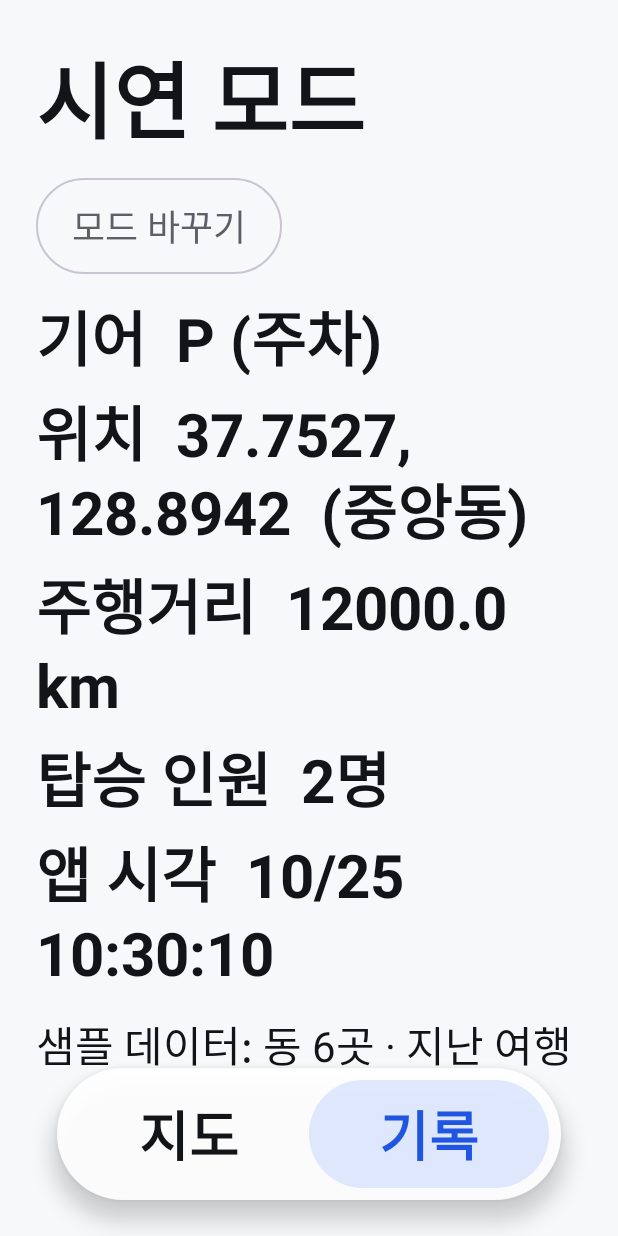
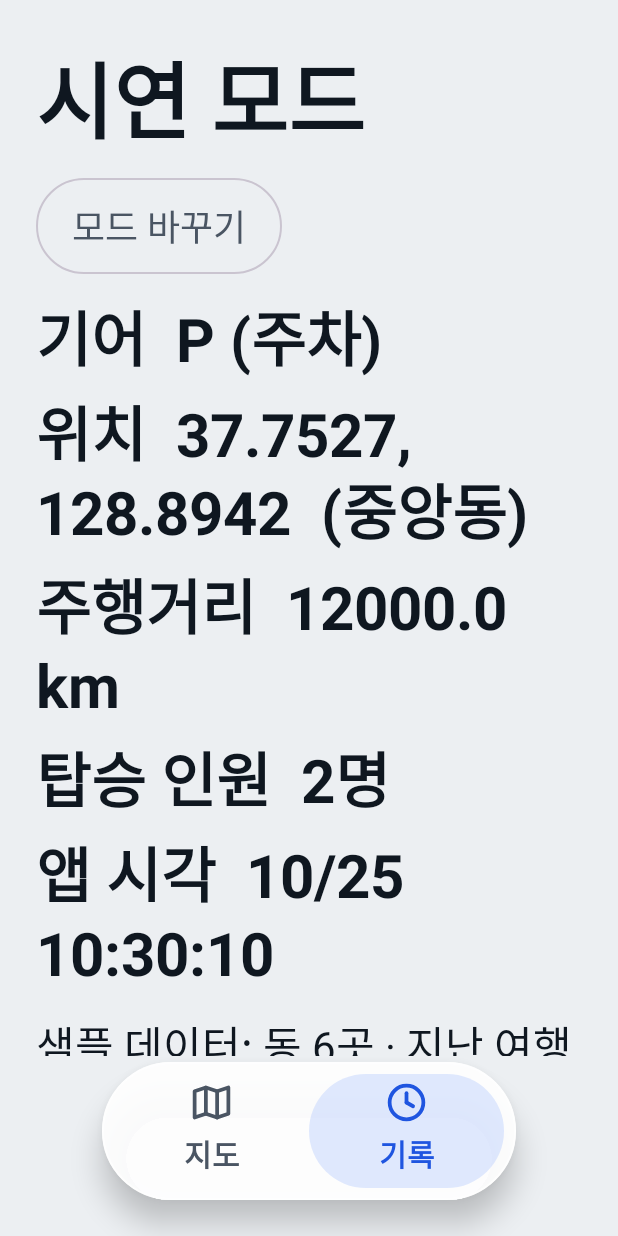
Before and after one commit to jeongsoju/Interactive, an Android app built with Jetpack Compose: the screen it shows after launch (MainActivity), after a tap on "기록", on a phone screen of 412 x 824 dp. Run offline under Robolectric (Android 15) with nearby library versions, the phone set to English and light mode, and no system bars; our stand-ins replace Room's generated code; libraries missing offline, so code that uses them is left out: org.maplibre.android; pictures from the network do not load; 6 statements that could not run were skipped; 1 other tap on this screen came first.

Commit message:
디자인 입히기: 색 토큰(라이트·다크), 글래스 카드, 탭 막대·칩·범례, 지도 라이트·다크 스타일
Co-Authored-By: Claude Sonnet 5.5 <noreply@anthropic.com>

```diff
--- a/automotive/src/main/java/com/example/interactive/AppRoot.kt
+++ b/automotive/src/main/java/com/example/interactive/AppRoot.kt
@@ -1,16 +1,20 @@
 package com.example.interactive
 
+import androidx.compose.foundation.Canvas
 import androidx.compose.foundation.background
 import androidx.compose.foundation.clickable
+import androidx.compose.foundation.layout.Arrangement
 import androidx.compose.foundation.layout.Box
+import androidx.compose.foundation.layout.BoxWithConstraints
+import androidx.compose.foundation.layout.Column
 import androidx.compose.foundation.layout.Row
 import androidx.compose.foundation.layout.fillMaxSize
 import androidx.compose.foundation.layout.height
 import androidx.compose.foundation.layout.padding
+import androidx.compose.foundation.layout.size
 import androidx.compose.foundation.layout.width
 import androidx.compose.foundation.shape.CircleShape
-import androidx.compose.material3.MaterialTheme
-import androidx.compose.material3.Surface
+import androidx.compose.foundation.shape.RoundedCornerShape
 import androidx.compose.material3.Text
 import androidx.compose.runtime.Composable
 import androidx.compose.runtime.getValue
@@ -20,50 +24,155 @@ import androidx.compose.runtime.setValue
 import androidx.compose.ui.Alignment
 import androidx.compose.ui.Modifier
 import androidx.compose.ui.draw.clip
+import androidx.compose.ui.geometry.CornerRadius
+import androidx.compose.ui.geometry.Size
 import androidx.compose.ui.graphics.Color
+import androidx.compose.ui.graphics.PathEffect
+import androidx.compose.ui.graphics.drawscope.Stroke
+import androidx.compose.ui.text.font.FontWeight
 import androidx.compose.ui.unit.dp
+import androidx.compose.ui.unit.sp
 import com.example.interactive.map.MapScreen
+import com.example.interactive.shared.record.TerritoryScorer
+import com.example.interactive.shared.vehicle.Gear
+import com.example.interactive.ui.Glass
+import com.example.interactive.ui.PillShape
+import com.example.interactive.ui.TabIcon
+import com.example.interactive.ui.TabIconView
+import com.example.interactive.ui.theme.AppColors
+import com.example.interactive.ui.theme.LocalAppColors
 
-private enum class Tab(val label: String) { MAP("지도"), RECORDS("기록") }
+private enum class Tab(val label: String, val icon: TabIcon) {
+    MAP("지도", TabIcon.MAP),
+    RECORDS("기록", TabIcon.RECORDS),
+}
+
+private val WideScreenWidth = 900.dp
 
 /**
- * 화면 뼈대: 지도가 전체를 채우고, 탭 막대는 아래 가운데에 떠 있다 (docs/design/README.md 구조).
+ * 화면 뼈대 (docs/design/README.md 구조): 지도가 전체를 채우고, 카드·칩·범례·탭 막대가 위에 떠 있다.
  * 탭 4개(지도·기록·영토·설정)는 11~14단계에서 채운다. 지금은 지도와 임시 확인 화면만 있다.
  */
 @Composable
 fun AppRoot(vm: RecordingEngine) {
     var tab by rememberSaveable { mutableStateOf(Tab.MAP) }
-    Box(modifier = Modifier.fillMaxSize()) {
+    BoxWithConstraints(modifier = Modifier.fillMaxSize()) {
+        val wide = maxWidth >= WideScreenWidth
         when (tab) {
             Tab.MAP -> {
                 MapScreen(vm)
+                MapChips(vm, wide)
                 PCardOverlay(vm)
+                if (wide) Legend(Modifier.align(Alignment.BottomEnd).padding(40.dp))
             }
-            Tab.RECORDS -> Box(modifier = Modifier.fillMaxSize().padding(bottom = 112.dp)) { DebugScreen(vm) }
+            Tab.RECORDS -> Box(modifier = Modifier.fillMaxSize().padding(bottom = 120.dp)) { DebugScreen(vm) }
         }
-        TabBar(tab, onSelect = { tab = it }, modifier = Modifier.align(Alignment.BottomCenter).padding(bottom = 24.dp))
+        TabBar(tab, wide, onSelect = { tab = it }, modifier = Modifier.align(Alignment.BottomCenter).padding(bottom = 24.dp))
+    }
+}
+
+// 위 왼쪽: 기어 칩("P 주차 중 · 강릉 ○○동"), 위 오른쪽: "내 영토 N곳" 칩
+@Composable
+private fun MapChips(vm: RecordingEngine, wide: Boolean) {
+    val colors = LocalAppColors.current
+    val state = vm.state ?: return
+    val gearText = when (state.gear) {
+        Gear.P -> "주차 중"
+        Gear.D -> "주행 중"
+        Gear.R -> "후진 중"
+        Gear.N -> "중립"
+    }
+    val dongName = state.location?.let { vm.dongLocator.find(it)?.name }
+    val place = if (state.gear == Gear.P && dongName != null) " · 강릉 $dongName" else ""
+    val mine = vm.territories.count { it.ownerId == TerritoryScorer.MY_ID }
+    val margin = if (wide) 40.dp else 20.dp
+
+    Box(modifier = Modifier.fillMaxSize().padding(margin)) {
+        Glass(shape = PillShape, modifier = Modifier.align(Alignment.TopStart)) {
+            Row(
+                modifier = Modifier.padding(start = 10.dp, end = 24.dp, top = 10.dp, bottom = 10.dp),
+                verticalAlignment = Alignment.CenterVertically,
+                horizontalArrangement = Arrangement.spacedBy(12.dp),
+            ) {
+                Box(
+                    modifier = Modifier.size(52.dp).clip(CircleShape).background(if (colors.dark) Color.White else Color(0xFF0F1720)),
+                    contentAlignment = Alignment.Center,
+                ) {
+                    Text(
+                        state.gear.name,
+                        fontSize = 28.sp, fontWeight = FontWeight.ExtraBold,
+                        color = if (colors.dark) Color(0xFF0F1720) else Color.White,
+                    )
+                }
+                Text("$gearText$place", fontSize = 28.sp, fontWeight = FontWeight.Bold, color = colors.text)
+            }
+        }
+        Glass(shape = PillShape, modifier = Modifier.align(Alignment.TopEnd)) {
+            Row(
+                modifier = Modifier.padding(horizontal = 24.dp, vertical = 18.dp),
+                verticalAlignment = Alignment.CenterVertically,
+                horizontalArrangement = Arrangement.spacedBy(12.dp),
+            ) {
+                Box(modifier = Modifier.size(22.dp).clip(RoundedCornerShape(6.dp)).background(colors.mineLine))
+                Text("내 영토 ${mine}곳", fontSize = 28.sp, fontWeight = FontWeight.Bold, color = colors.text)
+            }
+        }
+    }
+}
+
+// 오른쪽 아래 범례 (가로형만)
+@Composable
+private fun Legend(modifier: Modifier) {
+    val colors = LocalAppColors.current
+    Glass(modifier = modifier, shape = RoundedCornerShape(36.dp)) {
+        Column(modifier = Modifier.padding(horizontal = 28.dp, vertical = 22.dp), verticalArrangement = Arrangement.spacedBy(14.dp)) {
+            LegendRow("내 영토", colors, fill = colors.mineFill, line = colors.mineLine, dashed = false)
+            LegendRow("다른 사람 영토", colors, fill = colors.friendFill, line = colors.friendLine, dashed = false)
+            LegendRow("주인 없음", colors, fill = Color.Transparent, line = colors.noneLine, dashed = true)
+        }
     }
 }
 
 @Composable
-private fun TabBar(selected: Tab, onSelect: (Tab) -> Unit, modifier: Modifier) {
-    Surface(modifier = modifier, shape = CircleShape, shadowElevation = 8.dp, color = MaterialTheme.colorScheme.surface.copy(alpha = 0.92f)) {
+private fun LegendRow(label: String, colors: AppColors, fill: Color, line: Color, dashed: Boolean) {
+    Row(verticalAlignment = Alignment.CenterVertically, horizontalArrangement = Arrangement.spacedBy(14.dp)) {
+        Canvas(modifier = Modifier.size(width = 40.dp, height = 28.dp)) {
+            val corner = CornerRadius(7.dp.toPx())
+            val inset = 1.5.dp.toPx()
+            val box = Size(size.width - 2 * inset, size.height - 2 * inset)
+            drawRoundRect(fill, topLeft = androidx.compose.ui.geometry.Offset(inset, inset), size = box, cornerRadius = corner)
+            drawRoundRect(
+                line, topLeft = androidx.compose.ui.geometry.Offset(inset, inset), size = box, cornerRadius = corner,
+                style = Stroke(
+                    width = 3.dp.toPx(),
+                    pathEffect = if (dashed) PathEffect.dashPathEffect(floatArrayOf(8.dp.toPx(), 6.dp.toPx())) else null,
+                ),
+            )
+        }
+        Text(label, fontSize = 26.sp, color = colors.text)
+    }
+}
+
+// 아래 가운데 알약 모양 탭 막대: 선 아이콘 + 글자, 선택된 탭은 파란 배경 (탭 160×88 / 세로형 130×76)
+@Composable
+private fun TabBar(selected: Tab, wide: Boolean, onSelect: (Tab) -> Unit, modifier: Modifier) {
+    val colors = LocalAppColors.current
+    Glass(modifier = modifier, shape = PillShape) {
         Row(modifier = Modifier.padding(8.dp)) {
             Tab.entries.forEach { tab ->
                 val on = tab == selected
-                Box(
+                val tint = if (on) colors.primaryText else colors.textSub
+                Column(
                     modifier = Modifier
-                        .width(160.dp).height(72.dp)
-                        .clip(CircleShape)
-                        .background(if (on) Color(0xFF2F6BFF).copy(alpha = 0.14f) else Color.Transparent)
+                        .width(if (wide) 160.dp else 130.dp).height(if (wide) 88.dp else 76.dp)
+                        .clip(PillShape)
+                        .background(if (on) colors.tabSelectedBg else Color.Transparent)
                         .clickable { onSelect(tab) },
-                    contentAlignment = Alignment.Center,
+                    horizontalAlignment = Alignment.CenterHorizontally,
+                    verticalArrangement = Arrangement.Center,
                 ) {
-                    Text(
-                        tab.label,
-                        style = MaterialTheme.typography.titleMedium,
-                        color = if (on) Color(0xFF1F55E0) else MaterialTheme.colorScheme.onSurface,
-                    )
+                    TabIconView(tab.icon, tint, if (wide) 34.dp else 30.dp)
+                    Text(tab.label, fontSize = if (wide) 22.sp else 20.sp, fontWeight = FontWeight.Bold, color = tint)
                 }
             }
         }
--- a/automotive/src/main/java/com/example/interactive/map/OfflineMap.kt
+++ b/automotive/src/main/java/com/example/interactive/map/OfflineMap.kt
@@ -20,7 +20,12 @@ import java.io.File
  */
 object OfflineMap {
 
-    const val STYLE_URL = "https://tiles.openfreemap.org/styles/liberty"
+    // 라이트는 positron(연한 회색 바탕), 다크는 dark 스타일. 타일은 같고 스타일·글자 파일만 다르다
+    private const val STYLE_LIGHT = "https://tiles.openfreemap.org/styles/positron"
+    private const val STYLE_DARK = "https://tiles.openfreemap.org/styles/dark"
+    private val STYLES = listOf(STYLE_LIGHT, STYLE_DARK)
+
+    fun styleUrl(dark: Boolean) = if (dark) STYLE_DARK else STYLE_LIGHT
 
     /** 강릉시 경계 전체를 덮는 범위 (남서쪽 위도·경도, 북동쪽 위도·경도) */
     private val GANGNEUNG = LatLngBounds.from(37.918, 129.073, 37.503, 128.580)
@@ -53,30 +58,40 @@ object OfflineMap {
         }
     }
 
+    /** 라이트·다크 스타일이 모두 받아져 있는지 */
     fun hasRegion(context: Context, onResult: (Boolean) -> Unit) {
         OfflineManager.getInstance(context).listOfflineRegions(object : OfflineManager.ListOfflineRegionsCallback {
-            override fun onList(offlineRegions: Array<OfflineRegion>?) = onResult(!offlineRegions.isNullOrEmpty())
+            override fun onList(offlineRegions: Array<OfflineRegion>?) = onResult((offlineRegions?.size ?: 0) >= STYLES.size)
             override fun onError(error: String) = onResult(false)
         })
     }
 
-    /** 강릉 지도를 받는다. 진행 상황을 글자로 알려 주고, 크기 조건을 넘을 것 같으면 멈춘다 */
-    fun download(context: Context, density: Float, onStatus: (String) -> Unit) {
-        val definition = OfflineTilePyramidRegionDefinition(STYLE_URL, GANGNEUNG, 0.0, MAX_ZOOM, density)
+    /**
+     * 강릉 지도를 라이트·다크 스타일 순서로 하나씩 받는다. 진행 상황을 글자로 알려 주고,
+     * 크기 조건을 넘을 것 같으면 멈춘다. 같은 타일은 다시 받지 않는다(이미 저장돼 있으면 재사용).
+     */
+    fun download(context: Context, density: Float, onStatus: (String) -> Unit, index: Int = 0) {
+        if (index >= STYLES.size) {
+            onStatus("모두 완료")
+            return
+        }
+        val label = "${index + 1}/${STYLES.size}"
+        val definition = OfflineTilePyramidRegionDefinition(STYLES[index], GANGNEUNG, 0.0, MAX_ZOOM, density)
         OfflineManager.getInstance(context).createOfflineRegion(
-            definition, "gangneung".toByteArray(),
+            definition, "gangneung-$index".toByteArray(),
             object : OfflineManager.CreateOfflineRegionCallback {
                 override fun onCreate(offlineRegion: OfflineRegion) {
                     offlineRegion.setObserver(object : OfflineRegion.OfflineRegionObserver {
                         override fun onStatusChanged(status: OfflineRegionStatus) {
                             val mb = status.completedResourceSize / 1024.0 / 1024.0
-                            onStatus("받는 중 ${status.completedResourceCount}/${status.requiredResourceCount}개 · %.1fMB".format(mb))
+                            onStatus("$label 받는 중 ${status.completedResourceCount}/${status.requiredResourceCount}개 · %.1fMB".format(mb))
                             if (status.completedResourceSize > SIZE_LIMIT_BYTES && !status.isComplete) {
                                 offlineRegion.setDownloadState(OfflineRegion.STATE_INACTIVE)
                                 onStatus("멈춤: 45MB를 넘어서 중단했어요 (OpenFreeMap 조건 50MB)")
                             } else if (status.isComplete) {
                                 offlineRegion.setDownloadState(OfflineRegion.STATE_INACTIVE)
-                                onStatus("완료 · %.1fMB · 타일 ${status.completedTileCount}개".format(mb))
+                                onStatus("$label 완료 · %.1fMB · 타일 ${status.completedTileCount}개".format(mb))
+                                download(context, density, onStatus, index + 1)
                             }
                         }
 
--- /dev/null
+++ b/automotive/src/main/java/com/example/interactive/ui/TabIcons.kt
@@ -0,0 +1,42 @@
+package com.example.interactive.ui
+
+import androidx.compose.foundation.Canvas
+import androidx.compose.foundation.layout.size
+import androidx.compose.runtime.Composable
+import androidx.compose.ui.Modifier
+import androidx.compose.ui.geometry.Offset
+import androidx.compose.ui.graphics.Color
+import androidx.compose.ui.graphics.Path
+import androidx.compose.ui.graphics.StrokeCap
+import androidx.compose.ui.graphics.StrokeJoin
+import androidx.compose.ui.graphics.drawscope.Stroke
+import androidx.compose.ui.unit.Dp
+
+enum class TabIcon { MAP, RECORDS }
+
+/** 탭 막대의 선 아이콘 (24칸 격자에 그린 단순한 선 그림. 아이콘 라이브러리를 쓰지 않는다) */
+@Composable
+fun TabIconView(icon: TabIcon, color: Color, size: Dp) {
+    Canvas(modifier = Modifier.size(size)) {
+        val unit = this.size.width / 24f
+        val stroke = Stroke(width = 2f * unit, cap = StrokeCap.Round, join = StrokeJoin.Round)
+        fun p(x: Float, y: Float) = Offset(x * unit, y * unit)
+        when (icon) {
+            TabIcon.MAP -> {
+                val outline = Path().apply {
+                    moveTo(3 * unit, 6 * unit); lineTo(9 * unit, 4 * unit); lineTo(15 * unit, 6 * unit); lineTo(21 * unit, 4 * unit)
+                    lineTo(21 * unit, 18 * unit); lineTo(15 * unit, 20 * unit); lineTo(9 * unit, 18 * unit); lineTo(3 * unit, 20 * unit)
+                    close()
+                }
+                drawPath(outline, color, style = stroke)
+                drawLine(color, p(9f, 4f), p(9f, 18f), strokeWidth = stroke.width, cap = StrokeCap.Round)
+                drawLine(color, p(15f, 6f), p(15f, 20f), strokeWidth = stroke.width, cap = StrokeCap.Round)
+            }
+            TabIcon.RECORDS -> {
+                drawCircle(color, radius = 9 * unit, center = p(12f, 12f), style = stroke)
+                drawLine(color, p(12f, 7f), p(12f, 12f), strokeWidth = stroke.width, cap = StrokeCap.Round)
+                drawLine(color, p(12f, 12f), p(15.5f, 14f), strokeWidth = stroke.width, cap = StrokeCap.Round)
+            }
+        }
+    }
+}
--- /dev/null
+++ b/automotive/src/main/java/com/example/interactive/ui/theme/AppColors.kt
@@ -0,0 +1,69 @@
+package com.example.interactive.ui.theme
+
+import androidx.compose.runtime.staticCompositionLocalOf
+import androidx.compose.ui.graphics.Color
+
+/** docs/design/README.md "색"·"글래스" 표의 값. 화면은 이 값만 쓰고 색을 직접 적지 않는다 */
+data class AppColors(
+    val land: Color,
+    val water: Color,
+    val text: Color,
+    val textSub: Color,
+    val primary: Color,
+    /** 선택된 탭·칩의 글자색 */
+    val primaryText: Color,
+    val tabSelectedBg: Color,
+    val mineFill: Color,
+    val mineLine: Color,
+    val friendFill: Color,
+    val friendLine: Color,
+    val noneLine: Color,
+    val glass: Color,
+    val glassBorder: Color,
+    /** 닫기 같은 보조 버튼 바탕 */
+    val secondaryButton: Color,
+    val progressTrack: Color,
+    val dark: Boolean,
+)
+
+val LightAppColors = AppColors(
+    land = Color(0xFFECEFF2),
+    water = Color(0xFFCFE2F3),
+    text = Color(0xFF0F1720),
+    textSub = Color(0xFF4A5563),
+    primary = Color(0xFF2F6BFF),
+    primaryText = Color(0xFF1F55E0),
+    tabSelectedBg = Color(0x242F6BFF), // 14%
+    mineFill = Color(0x382F6BFF), // 22%
+    mineLine = Color(0xFF2F6BFF),
+    friendFill = Color(0x38F08A24), // 22%
+    friendLine = Color(0xFFD9700E),
+    noneLine = Color(0xFF9AA5B1),
+    glass = Color(0xEEFFFFFF), // 흰색 93% (뒤 흐림이 없어서 시안의 58~66%보다 진하게)
+    glassBorder = Color(0xCCFFFFFF), // 흰색 80%
+    secondaryButton = Color(0xCCFFFFFF),
+    progressTrack = Color(0x1F0F1720),
+    dark = false,
+)
+
+val DarkAppColors = AppColors(
+    land = Color(0xFF171B22),
+    water = Color(0xFF0F2236),
+    text = Color(0xFFF2F4F7),
+    textSub = Color(0xFFB4BDC8),
+    primary = Color(0xFF2F6BFF),
+    primaryText = Color(0xFFA9C2FF),
+    tabSelectedBg = Color(0x336E9BFF), // 20%
+    mineFill = Color(0x3D5B8CFF), // 24%
+    mineLine = Color(0xFF6E9BFF),
+    friendFill = Color(0x33F5A04A), // 20%
+    friendLine = Color(0xFFF5A04A),
+    noneLine = Color(0xFF6B7683),
+    glass = Color(0xEE22262F), // #22262F 93% (뒤 흐림이 없어서 시안의 60~66%보다 진하게)
+    glassBorder = Color(0x24FFFFFF), // 흰색 14%
+    secondaryButton = Color(0xFF2F3440),
+    progressTrack = Color(0x33FFFFFF),
+    dark = true,
+)
+
+val LocalAppColors = staticCompositionLocalOf { LightAppColors }
--- a/automotive/src/main/java/com/example/interactive/ui/theme/Theme.kt
+++ b/automotive/src/main/java/com/example/interactive/ui/theme/Theme.kt
@@ -2,35 +2,15 @@ package com.example.interactive.ui.theme
 
 import androidx.compose.foundation.isSystemInDarkTheme
 import androidx.compose.material3.MaterialTheme
-import androidx.compose.material3.Typography
 import androidx.compose.material3.darkColorScheme
 import androidx.compose.material3.lightColorScheme
+import androidx.compose.runtime.CompositionLocalProvider
+import androidx.compose.material3.Typography
 import androidx.compose.runtime.Composable
 import androidx.compose.ui.graphics.Color
 import androidx.compose.ui.text.TextStyle
 import androidx.compose.ui.text.font.FontWeight
 import androidx.compose.ui.unit.sp
-
-// Pleos 디자인 가이드는 색 HEX를 공개하지 않는다. 가이드 그림의 무채색 계열을 근사한 임시 값.
-private val LightColors = lightColorScheme(
-    primary = Color(0xFF43464E),
-    onPrimary = Color.White,
-    background = Color(0xFFF7F8FA),
-    onBackground = Color(0xFF131417),
-    surface = Color.White,
-    onSurface = Color(0xFF131417),
-    onSurfaceVariant = Color(0xFF5C5F66),
-)
-
-private val DarkColors = darkColorScheme(
-    primary = Color(0xFFE3E4E8),
-    onPrimary = Color(0xFF131417),
-    background = Color(0xFF1C1D20),
-    onBackground = Color(0xFFF2F3F5),
-    surface = Color(0xFF131417),
-    onSurface = Color(0xFFF2F3F5),
-    onSurfaceVariant = Color(0xFFA9ACB3),
-)
 
 // Pleos 디자인 가이드 글자 크기 (docs/pleos/ui-design-guide.md)
 private val PleosTypography = Typography(
@@ -48,14 +28,29 @@ private val PleosTypography = Typography(
     labelSmall = TextStyle(fontSize = 20.sp, lineHeight = 24.sp),
 )
 
+private fun materialColors(c: AppColors) = (if (c.dark) darkColorScheme() else lightColorScheme()).let { base ->
+    base.copy(
+        primary = c.primary,
+        onPrimary = Color.White,
+        background = c.land,
+        onBackground = c.text,
+        surface = if (c.dark) Color(0xFF22262F) else Color.White,
+        onSurface = c.text,
+        onSurfaceVariant = c.textSub,
+    )
+}
+
 @Composable
 fun InteractiveTheme(
     darkTheme: Boolean = isSystemInDarkTheme(),
     content: @Composable () -> Unit
 ) {
-    MaterialTheme(
-        colorScheme = if (darkTheme) DarkColors else LightColors,
-        typography = PleosTypography,
-        content = content
-    )
+    val colors = if (darkTheme) DarkAppColors else LightAppColors
+    CompositionLocalProvider(LocalAppColors provides colors) {
+        MaterialTheme(
+            colorScheme = materialColors(colors),
+            typography = PleosTypography,
+            content = content
+        )
+    }
 }
```
Also changed, not shown: automotive/src/main/java/com/example/interactive/PCardOverlay.kt (+38 -42 lines), automotive/src/main/java/com/example/interactive/map/MapScreen.kt (+62 -31 lines), automotive/src/main/java/com/example/interactive/ui/Glass.kt (added, +33 -0 lines), 5 other files.
